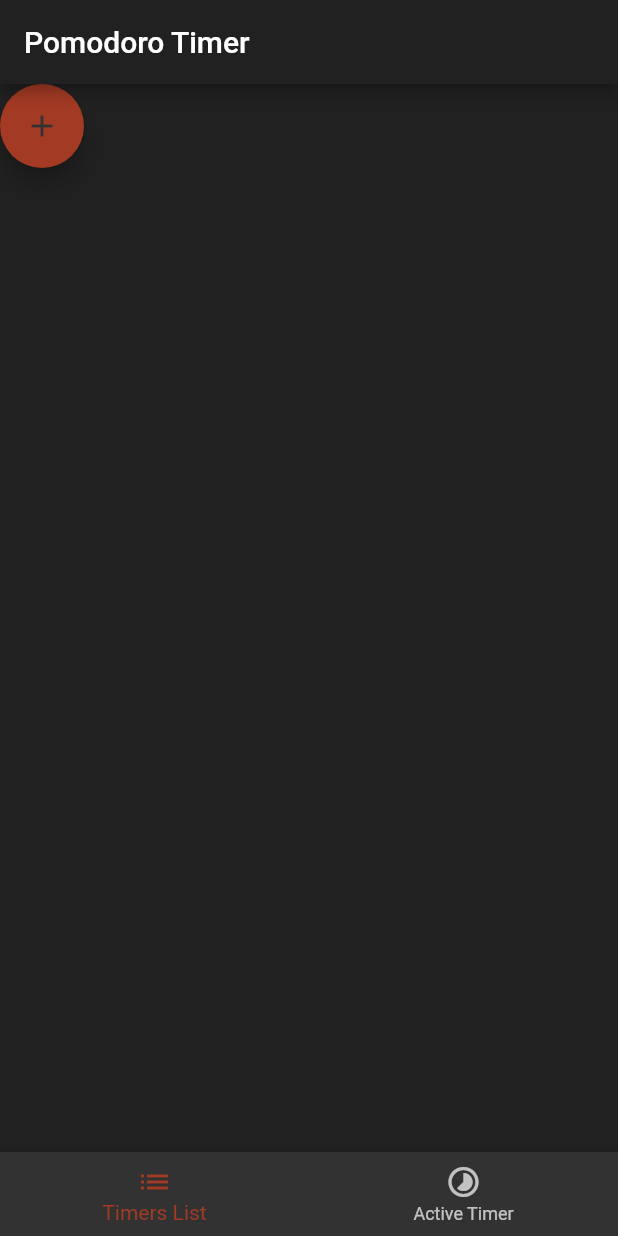
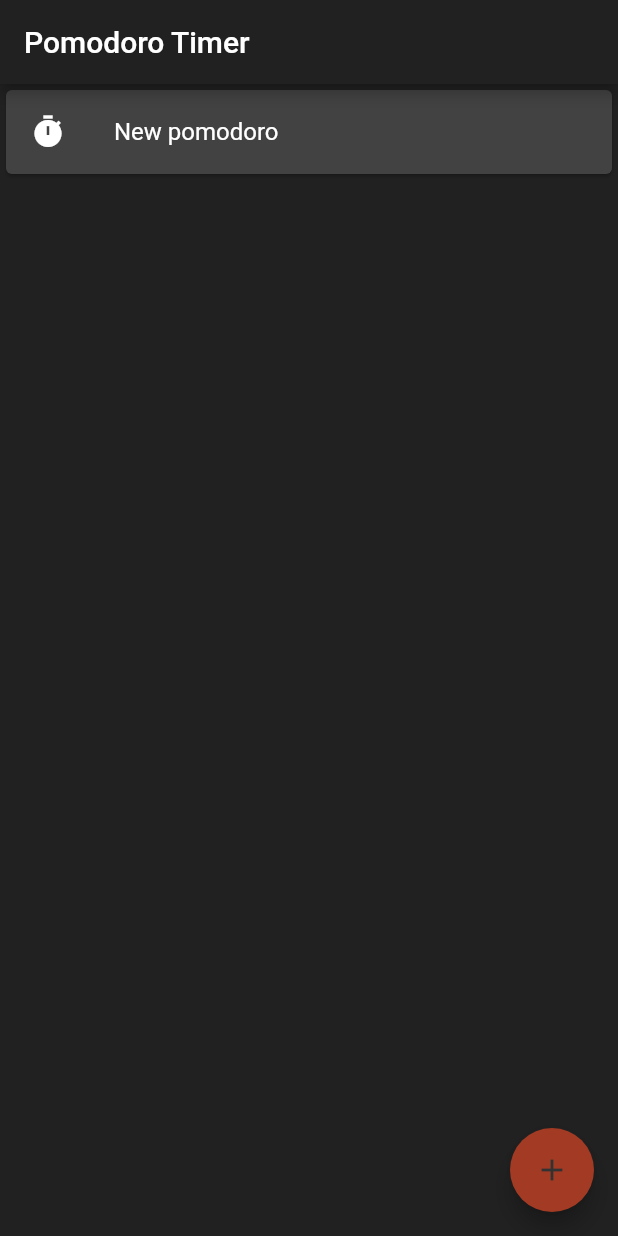
Before and after one commit to Rarvs/pomodoro-timer, a Flutter app: the screen it shows after launch, after a tap on the "add" icon, on a phone screen of 412 x 824 dp. Run offline on Flutter 3.47's test engine with Material 2 defaults, Android fonts, the phone set to English and light mode, and no system bars.

Commit message:
Removed home screen, provider setup and code refactor

```diff
--- a/lib/main.dart
+++ b/lib/main.dart
@@ -1,7 +1,8 @@
 import 'package:flutter/material.dart';
+import 'package:pomodoro_timer/models/pomodoro_list.dart';
 import 'package:pomodoro_timer/util/constants.dart';
-import 'package:pomodoro_timer/views/home_screen.dart';
 import 'package:pomodoro_timer/views/pomodoro_list_page.dart';
+import 'package:provider/provider.dart';
 
 void main() {
   runApp(PomodoroApp());
@@ -17,7 +18,10 @@ class PomodoroApp extends StatelessWidget {
           primaryColor: kPrimaryColor,
           accentColor: kAccentColor,
           scaffoldBackgroundColor: kPrimaryColor),
-      home: HomeScreen(),
+      home: Provider(
+        create: (context) => PomodoroList(),
+        child: PomodoroListPage(),
+      ),
     );
   }
 }
--- a/lib/models/pomodoro.dart
+++ b/lib/models/pomodoro.dart
@@ -1,4 +1,6 @@
-class Pomodoro {
+import 'package:flutter/material.dart';
+
+class Pomodoro extends ChangeNotifier {
   String name = 'New Timer';
   String task = 'New Task';
   int focusTime = 25;
@@ -7,13 +9,39 @@ class Pomodoro {
   int longBreakTime = 15;
 
   Pomodoro(
-      {required this.focusTime,
-      required this.sections,
-      required this.longBreakTime,
-      required this.shortBreakTime,
-      required this.name});
+      {this.focusTime = 25,
+      this.sections = 4,
+      this.longBreakTime = 15,
+      this.shortBreakTime = 5,
+      this.name = 'New Pomodoro'});
 
-  static Pomodoro defaultPomodoro = Pomodoro(focusTime: 1, sections: 4, longBreakTime: 1, shortBreakTime: 2, name: 'New Pomodoro');
+  void setName(String newName) {
+    name = newName;
+    notifyListeners();
+  }
 
+  void setTask(String newTask) {
+    task = newTask;
+    notifyListeners();
+  }
 
+  void setFocusTime(int newFocusTime) {
+    focusTime = newFocusTime;
+    notifyListeners();
+  }
+
+  void setLongBreakTime(int newLongBreakTime) {
+    focusTime = newLongBreakTime;
+    notifyListeners();
+  }
+
+  void setShortBreakTime(int newShortBreakTime) {
+    shortBreakTime = newShortBreakTime;
+    notifyListeners();
+  }
+
+  void setSections(int newSections) {
+    sections = newSections;
+    notifyListeners();
+  }
 }
--- a/lib/models/pomodoro_controller.dart
+++ b/lib/models/pomodoro_controller.dart
@@ -8,7 +8,8 @@ class PomodoroController {
     this.pomodoro = pomodoro;
   }
 
-  void setSections() {
+  //for each section defined we add a short break and a focus period.
+  void startSections() {
     sections.add(pomodoro.focusTime);
     for (int i = 1; i < pomodoro.sections; i++) {
       sections.add(pomodoro.shortBreakTime);
--- /dev/null
+++ b/lib/models/pomodoro_list.dart
@@ -0,0 +1,11 @@
+import 'package:flutter/material.dart';
+import 'package:pomodoro_timer/models/pomodoro.dart';
+
+class PomodoroList extends ChangeNotifier {
+  List<Pomodoro> pomodoroList = [];
+
+  void addPomodoro(Pomodoro newPomodoro) {
+    pomodoroList.add(newPomodoro);
+    notifyListeners();
+  }
+}
--- a/lib/views/home_screen.dart
+++ b/lib/views/home_screen.dart
@@ -1,8 +1,8 @@
 import 'package:flutter/material.dart';
-import 'package:pomodoro_timer/models/pomodoro.dart';
+import 'package:pomodoro_timer/models/pomodoro_list.dart';
 import 'package:pomodoro_timer/util/constants.dart';
 import 'package:pomodoro_timer/views/pomodoro_list_page.dart';
-import 'package:pomodoro_timer/views/pomodoro_timer.dart';
+import 'package:provider/provider.dart';
 
 class HomeScreen extends StatefulWidget {
   const HomeScreen({Key? key}) : super(key: key);
@@ -13,7 +13,9 @@ class HomeScreen extends StatefulWidget {
 
 class _HomeScreenState extends State<HomeScreen> {
   int _currentPageIndex = 0;
-  final List _screensList = [PomodoroListPage(), PomodoroTimerPage(pomodoro: Pomodoro.defaultPomodoro),
+  final List _screensList = [
+    ListenableProvider(
+        create: (context) => PomodoroList(), child: PomodoroListPage()),
   ];
 
   void _updatePageIndex(int value) {
@@ -21,7 +23,6 @@ class _HomeScreenState extends State<HomeScreen> {
       _currentPageIndex = value;
     });
   }
-
 
   @override
   Widget build(BuildContext context) {
--- a/lib/views/pomodoro_list_page.dart
+++ b/lib/views/pomodoro_list_page.dart
@@ -1,8 +1,9 @@
 import 'package:flutter/material.dart';
 import 'package:pomodoro_timer/models/pomodoro.dart';
+import 'package:pomodoro_timer/models/pomodoro_list.dart';
 import 'package:pomodoro_timer/util/constants.dart';
-
-import 'pomodoro_timer.dart';
+import 'package:pomodoro_timer/views/pomodoro_timer_page.dart';
+import 'package:provider/provider.dart';
 
 class PomodoroListPage extends StatefulWidget {
   static final routeKey = 'pomodoro_page';
@@ -11,11 +12,15 @@ class PomodoroListPage extends StatefulWidget {
 }
 
 class _PomodoroListPageState extends State<PomodoroListPage> {
+  late PomodoroList pomodoroList;
 
-  List<Pomodoro> pomodoroList = [];
-
-  Pomodoro createPomodoro(){
-    Pomodoro newPomodoro = Pomodoro(name: 'New pomodoro',focusTime: 25, longBreakTime: 15, shortBreakTime: 5, sections: 5);
+  Pomodoro createPomodoro() {
+    Pomodoro newPomodoro = Pomodoro(
+        name: 'New pomodoro',
+        focusTime: 25,
+        longBreakTime: 15,
+        shortBreakTime: 5,
+        sections: 5);
     return newPomodoro;
   }
 
@@ -24,31 +29,50 @@ class _PomodoroListPageState extends State<PomodoroListPage> {
   @override
   void initState() {
     pomodoro = createPomodoro();
-    pomodoroList.add(pomodoro);
     super.initState();
   }
 
   @override
   Widget build(BuildContext context) {
+    pomodoroList = Provider.of<PomodoroList>(context);
+
     return Scaffold(
-        appBar: AppBar(
+      floatingActionButton: FloatingActionButton(
+          child: Icon(
+            Icons.add,
+            color: kSecondaryColor,
+          ),
+          backgroundColor: kAccentColor,
+          onPressed: () {
+            setState(() {
+              pomodoroList.addPomodoro(createPomodoro());
+            });
+            print('button pressed');
+          }),
+      appBar: AppBar(
         title: Text(
-        'Pomodoro Timer',
-        style: kAppBarText,
-    ),),
-      body: Column(
-        children: [
-          FloatingActionButton(
-              child: Icon(
-                Icons.add,
-                color: kSecondaryColor,
+          'Pomodoro Timer',
+          style: kAppBarText,
+        ),
+      ),
+      body: ListView.builder(
+        itemCount: pomodoroList.pomodoroList.length,
+        itemBuilder: (context, index) => InkWell(
+          onTap: () => Navigator.push(
+            context,
+            MaterialPageRoute(
+              builder: (context) => PomodoroTimerPage(
+                pomodoro: pomodoroList.pomodoroList[index],
               ),
-              backgroundColor: kAccentColor,
-              onPressed:(){
-                createPomodoro();
-                print('button pressed');
-              }),
-        ],
+            ),
+          ),
+          child: Card(
+            child: ListTile(
+              leading: Icon(Icons.timer),
+              title: Text(pomodoro.name),
+            ),
+          ),
+        ),
       ),
     );
   }
--- a/pubspec.yaml
+++ b/pubspec.yaml
@@ -30,6 +30,7 @@ dependencies:
   cupertino_icons: ^1.0.2
   circular_countdown_timer: ^0.2.0
   flutter_local_notifications: ^8.2.0
+  provider: ^6.0.0
 
 dev_dependencies:
   flutter_test:
```
Also changed, not shown: lib/views/pomodoro_timer.dart (deleted, +0 -157 lines), lib/views/pomodoro_timer_page.dart (added, +147 -0 lines), pubspec.lock.
